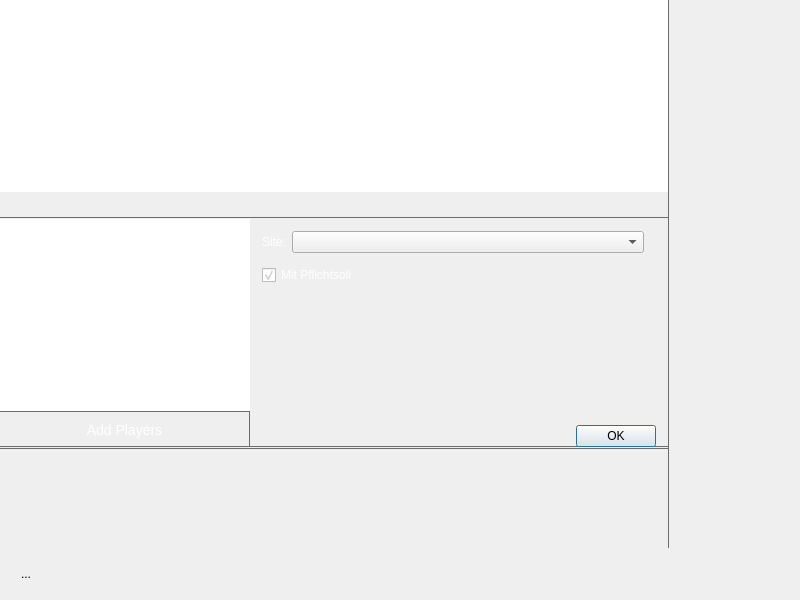
The window that src/ui/game/gamewindow.ui (lbproductions/psnewmodel) describes before a commit, drawn with Qt 5.
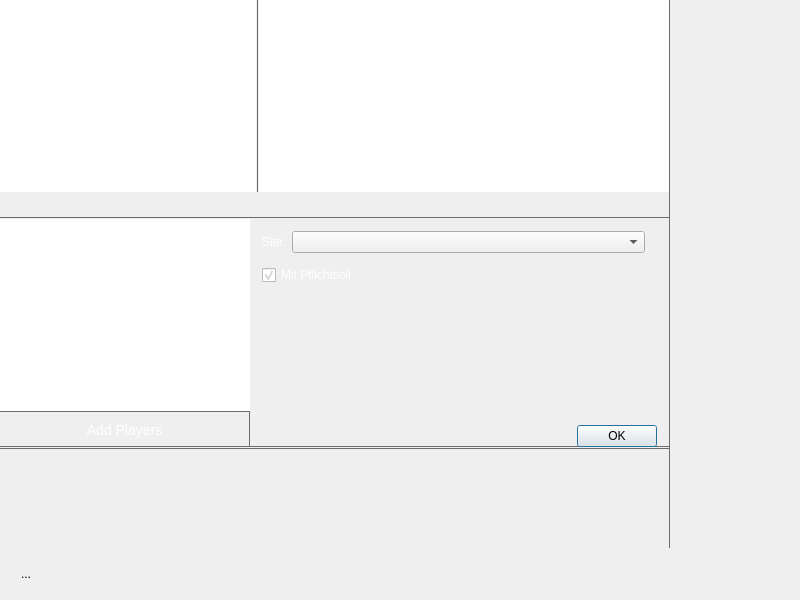
The same window after the commit. Icons and pictures are not drawn. Custom widgets are drawn as their Qt base class.

The edit to the form file:
```diff
--- a/src/ui/game/gamewindow.ui
+++ b/src/ui/game/gamewindow.ui
@@ -14,8 +14,9 @@
    <string>Doppelkopf Game</string>
   </property>
   <property name="styleSheet">
-   <string notr="true">QWidget#line, QWidget#line_2 {
+   <string notr="true">QWidget#line, QWidget#line_2, QWidget#line_3 {
 	color: rgb(108,108,108);
+	width: 1px;
 }
 QWidget#statusBar {
 background: url(:/statusbar/dark-background.png) repeat-x;
@@ -98,7 +99,7 @@
          <number>0</number>
         </property>
         <item>
-         <layout class="QHBoxLayout" name="horizontalLayout_4" stretch="0,1">
+         <layout class="QHBoxLayout" name="horizontalLayout_4" stretch="0,0,1">
           <property name="spacing">
            <number>0</number>
           </property>
@@ -130,6 +131,16 @@
             </attribute>
            </widget>
           </item>
+          <item>
+           <widget class="Line" name="line_3">
+            <property name="frameShadow">
+             <enum>QFrame::Plain</enum>
+            </property>
+            <property name="orientation">
+             <enum>Qt::Vertical</enum>
+            </property>
+           </widget>
+          </item>
           <item>
            <widget class="QTableView" name="tableViewOverview">
             <property name="sizePolicy">
```
